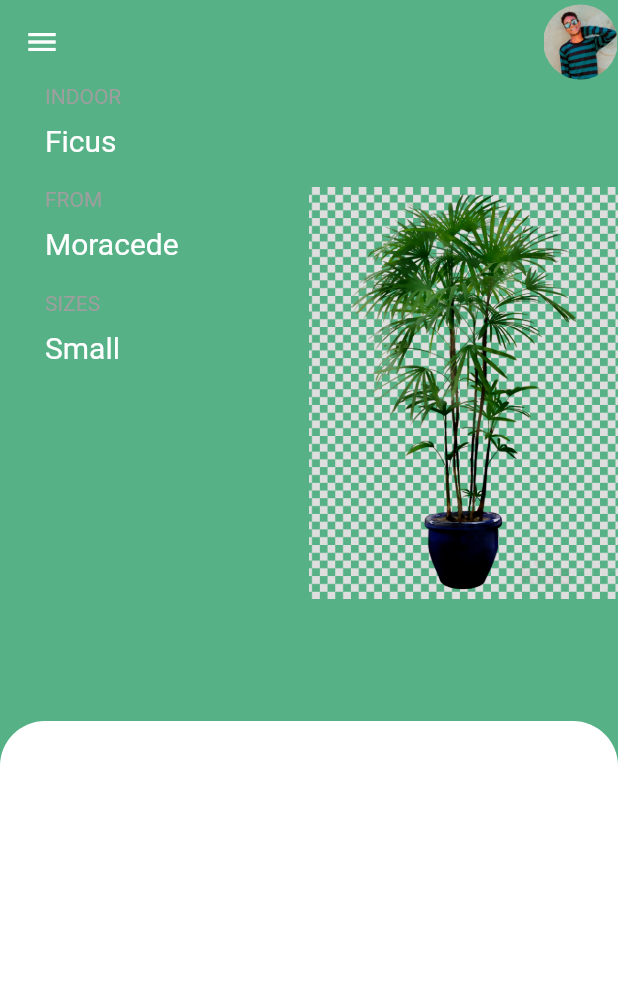
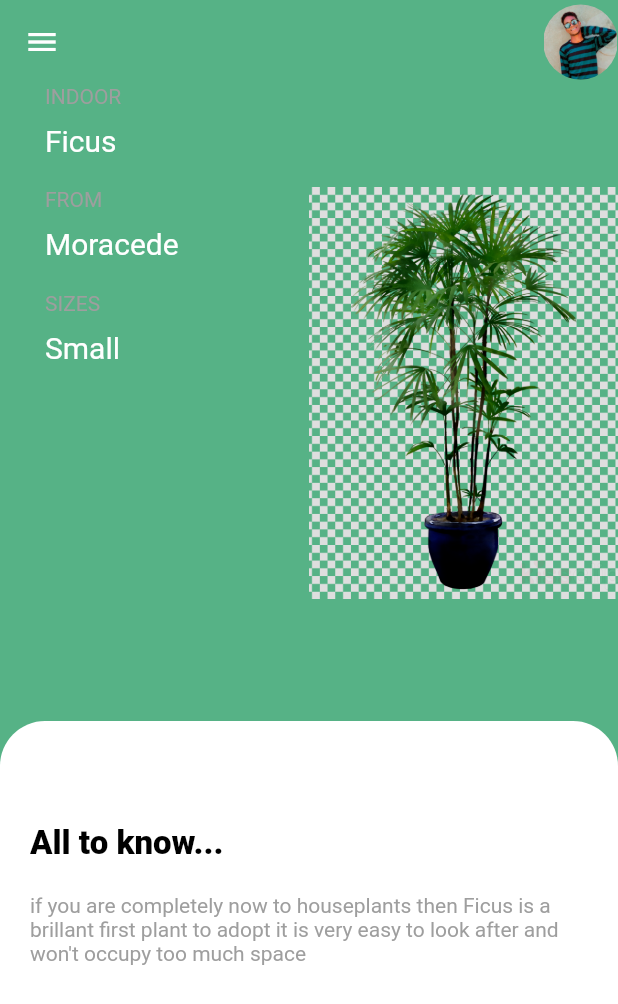
Before and after one commit to 3li-3bdullah/Ficus, a Flutter app: the screen it shows after launch, on a phone screen of 412 x 824 dp. Shown: the top 1004 px of the screen. Run offline on Flutter 3.47's test engine with Material 2 defaults, Android fonts, the phone set to English and light mode, and no system bars.

Commit message:
Added Richtext

```diff
--- a/plant_app/lib/screen/home.dart
+++ b/plant_app/lib/screen/home.dart
@@ -16,13 +16,19 @@ class _HomeState extends State<Home> {
         appBar: AppBar(
           elevation: 0,
           backgroundColor: const Color(0xff56b286),
-      actions: [Container(height: 50,width: 50,
+          actions: [
+            Container(
+              height: 50,
+              width: 50,
               decoration: const BoxDecoration(
-                      image: DecorationImage(
-                          image: AssetImage("images/assets/ali.jpg")),shape: BoxShape.circle,),
-      )],
+                image:
+                    DecorationImage(image: AssetImage("images/assets/ali.jpg")),
+                shape: BoxShape.circle,
               ),
-         drawer:  MyDrawer(),
+            )
+          ],
+        ),
+        drawer: MyDrawer(),
         body: Stack(
           children: [
             Container(
@@ -30,49 +36,71 @@ class _HomeState extends State<Home> {
               width: double.infinity,
               color: const Color(0xff56b286),
             ),
-        SizedBox(height:width / 4),
+            SizedBox(height: width / 4),
             Padding(
-          padding: const EdgeInsets.only(left:30),
-          child:Column(
+                padding: const EdgeInsets.only(left: 30),
+                child: Column(
                     crossAxisAlignment: CrossAxisAlignment.start,
                     children: const [
-               Text("INDOOR" , style: TextStyle(color:Colors.grey)),
+                      Text("INDOOR", style: TextStyle(color: Colors.grey)),
                       SizedBox(height: 10),
-               Text("Ficus" , style: TextStyle(color:Colors.white , fontSize: 20)),
+                      Text("Ficus",
+                          style: TextStyle(color: Colors.white, fontSize: 20)),
                       SizedBox(height: 20),
-               Text("FROM" , style: TextStyle(color:Colors.grey)),
+                      Text("FROM", style: TextStyle(color: Colors.grey)),
                       SizedBox(height: 10),
-               Text("Moracede" , style: TextStyle(color:Colors.white, fontSize: 20)),
+                      Text("Moracede",
+                          style: TextStyle(color: Colors.white, fontSize: 20)),
                       SizedBox(height: 20),
-               Text("SIZES" , style: TextStyle(color:Colors.grey)),
+                      Text("SIZES", style: TextStyle(color: Colors.grey)),
                       SizedBox(height: 10),
-               Text("Small" , style: TextStyle(color:Colors.white, fontSize: 20)),
+                      Text("Small",
+                          style: TextStyle(color: Colors.white, fontSize: 20)),
                       SizedBox(height: 20),
-          ])
-          ),
+                    ])),
             Positioned(
               bottom: 0,
               child: Container(
                   height: width / 1.2,
                   width: width,
-
                   decoration: const BoxDecoration(
                       color: Colors.white,
                       borderRadius: BorderRadius.only(
                           topLeft: Radius.circular(30),
                           topRight: Radius.circular(30))),
-          ),
+                  child: Padding(
+                    padding: const EdgeInsets.only(left: 20, right: 30),
+                    child: Column(
+                        crossAxisAlignment: CrossAxisAlignment.start,
+                        children: [
+                          SizedBox(height: width / 6),
+                          const Text("All to know...",
+                              style: TextStyle(
+                                  color: Colors.black,
+                                  fontSize: 22,
+                                  fontWeight: FontWeight.w800)),
+                          const SizedBox(height: 20),
+                          RichText(
+                              text: const TextSpan(children: [
+                            TextSpan(
+                                text:
+                                    "if you are completely now to houseplants then Ficus is a brillant first plant to adopt it is very easy to look after and won't occupy too much space",
+                                style:
+                                    TextStyle(color: Colors.grey, fontSize: 14))
+                          ]))
+                        ]),
+                  )),
             ),
             Positioned(
                 top: width / 6,
-            left:  width / 2,
+                left: width / 2,
                 child: Container(
                   height: width / 1.5,
                   width: width / 2,
                   decoration: const BoxDecoration(
                       image: DecorationImage(
-                          image: AssetImage("images/assets/ficus.png"),fit: BoxFit.cover)
-                  ),
+                          image: AssetImage("images/assets/ficus.png"),
+                          fit: BoxFit.cover)),
                 ))
           ],
         ));
```
Lines whose indentation alone changed are shown as unchanged.
